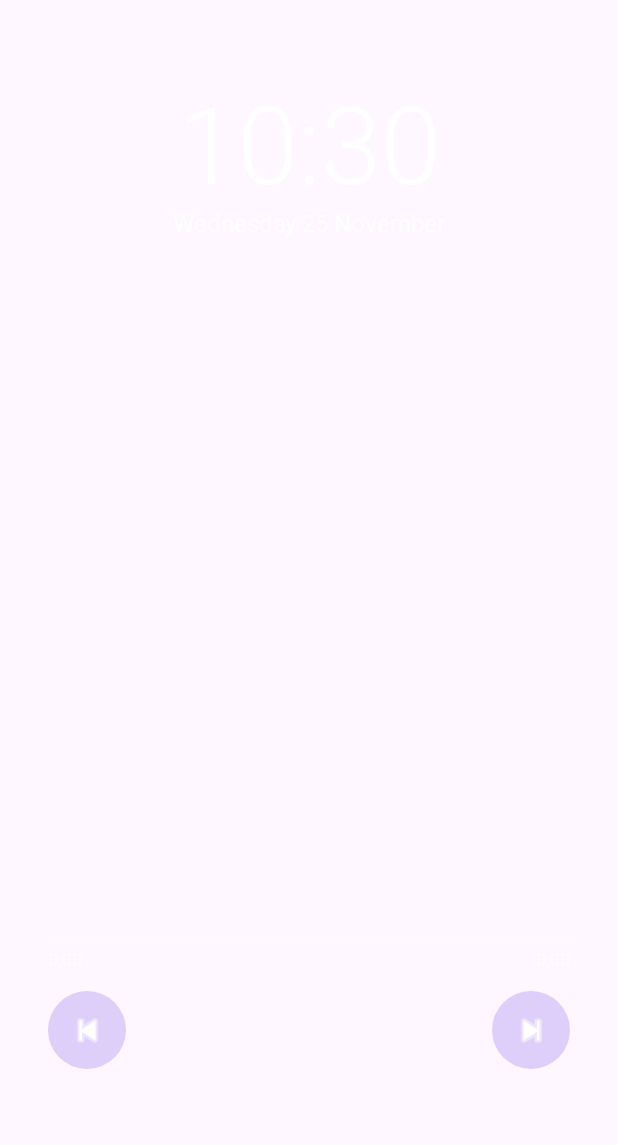
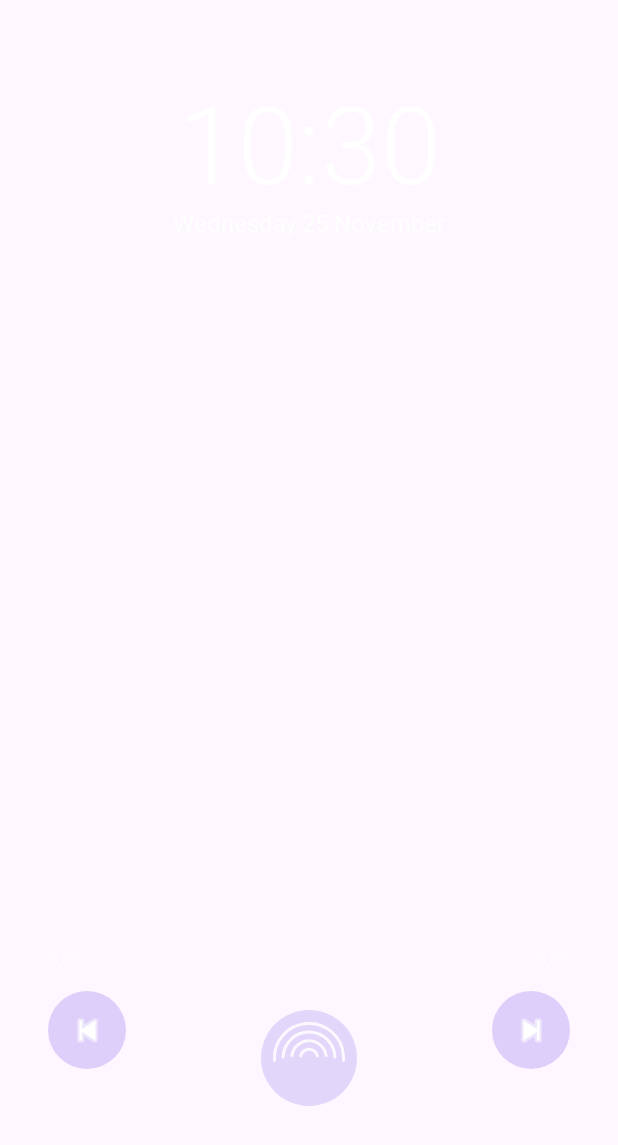
Before and after one commit to guillaume-ctrlfallou/spotify-vinyl, an Android app built with Jetpack Compose: the composable LockScreen shown on its own in the app's theme, on a phone screen of 412 x 824 dp. Shown: the top 1145 px of the screen. Run offline under Robolectric (Android 15) with nearby library versions, the phone set to English and light mode, and no system bars; libraries missing offline, so code that uses them is left out: androidx.palette.graphics.

Commit message:
Bouton empreinte sur le lecteur : ouvre le déverrouillage système
Co-Authored-By: Claude Opus 5.5 <noreply@anthropic.com>
Claude-Session: https://claude.ai/code/session_01JBnrb25wQ9CG17xFGXpCRr

```diff
--- a/app/src/main/java/com/guillaume/vinyl/LockActivity.kt
+++ b/app/src/main/java/com/guillaume/vinyl/LockActivity.kt
@@ -13,7 +13,13 @@ import android.media.session.PlaybackState
 import android.view.WindowManager
 import androidx.activity.ComponentActivity
 import androidx.activity.compose.setContent
+import androidx.compose.foundation.Canvas
 import androidx.compose.foundation.Image
+import androidx.compose.foundation.gestures.detectTapGestures
+import androidx.compose.ui.geometry.Offset
+import androidx.compose.ui.geometry.Size
+import androidx.compose.ui.graphics.StrokeCap
+import androidx.compose.ui.graphics.drawscope.Stroke
 import androidx.compose.foundation.background
 import androidx.compose.foundation.clickable
 import androidx.compose.foundation.gestures.detectVerticalDragGestures
@@ -168,11 +174,36 @@ private fun LockScreen(onUnlock: () -> Unit) {
             }
         }
 
+        // Our window hides Samsung's fingerprint icon. Put one where the sensor usually is:
+        // pressing it opens the system unlock at once, so a finger kept there gets read.
+        FingerprintButton(
+            Modifier.align(Alignment.BottomCenter).padding(bottom = maxHeight * 0.105f),
+            accent, onUnlock,
+        )
+
         Text(
-            "Glisse vers le haut pour déverrouiller",
+            "Empreinte ou glisse vers le haut",
             color = Color.White.copy(alpha = 0.5f), fontSize = 13.sp,
             modifier = Modifier.align(Alignment.BottomCenter).padding(bottom = 36.dp),
         )
+    }
+}
+
+@Composable
+private fun FingerprintButton(modifier: Modifier, accent: Color, onUnlock: () -> Unit) {
+    Canvas(
+        modifier.size(64.dp).pointerInput(Unit) { detectTapGestures(onPress = { onUnlock() }) }
+    ) {
+        val c = Offset(size.width / 2, size.height / 2)
+        drawCircle(accent.copy(alpha = 0.18f))
+        // simple fingerprint: nested open arcs
+        for (i in 1..4) {
+            val r = size.minDimension * 0.09f * i
+            drawArc(
+                Color.White.copy(alpha = 0.85f), startAngle = 200f - i * 6, sweepAngle = 140f + i * 12, useCenter = false,
+                topLeft = Offset(c.x - r, c.y - r), size = Size(r * 2, r * 2), style = Stroke(2.dp.toPx(), cap = StrokeCap.Round),
+            )
+        }
     }
 }
 
```
